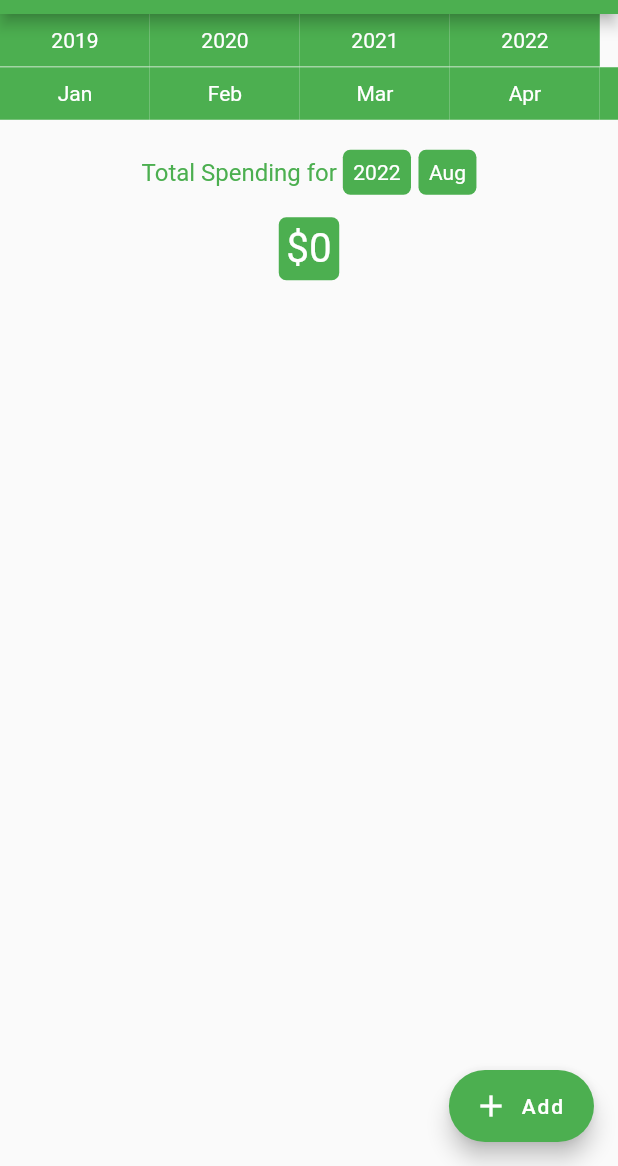
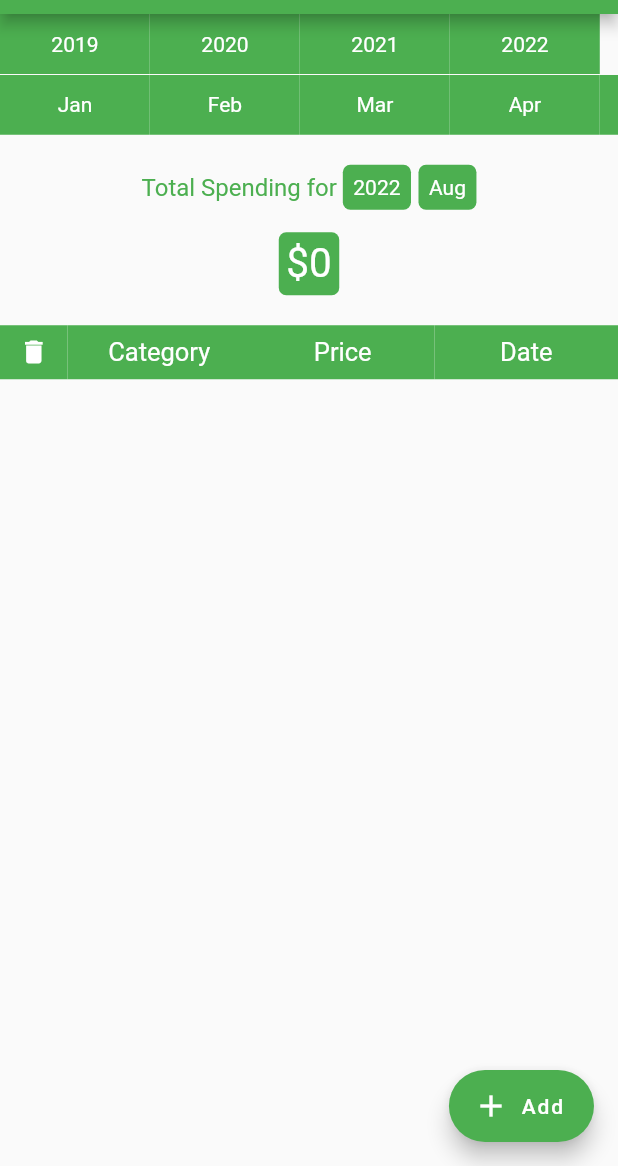
Before and after one commit to Moethantko/expenses_tracker, a Flutter app: the screen it shows after launch, on a phone screen of 412 x 824 dp, the part 70-1236 px from its top. Run offline on Flutter 3.47's test engine with Material 2 defaults, Android fonts, the phone set to English and light mode, and no system bars; our stand-ins replace cloud_firestore, firebase_core, rflutter_alert; missing offline and left inert: cloud_firestore_web, firebase_core_web; accounts and stored records are empty.

Commit message:
gesture detector for delete functionality working

```diff
--- a/lib/components/months_horizontal_list_view.dart
+++ b/lib/components/months_horizontal_list_view.dart
@@ -16,7 +16,7 @@ class _MonthsHorizontalListViewState extends State<MonthsHorizontalListView> {
   @override
   Widget build(BuildContext context) {
     return Container(
-      height: 35,
+      height: 40,
       alignment: Alignment.centerLeft,
       child: SingleChildScrollView(
         scrollDirection: Axis.horizontal,
--- /dev/null
+++ b/lib/components/table_row_data.dart
@@ -0,0 +1,144 @@
+import 'package:flutter/material.dart';
+import 'package:personal_expenses_tracker/helpers/firebase_helper.dart';
+import 'package:provider/provider.dart';
+
+import '../data/data.dart';
+
+class TableRowData extends StatelessWidget {
+  const TableRowData({
+    Key? key,
+    required this.id,
+    required this.category,
+    required this.price,
+    required this.date,
+    this.icon,
+    required this.containerColor,
+    required this.textColor,
+    required this.fontSize,
+    required this.containerPadding,
+  }) : super(key: key);
+
+  final String id;
+  final String category;
+  final String price;
+  final String date;
+  final Icon? icon;
+  final Color containerColor;
+  final Color textColor;
+  final double fontSize;
+  final double containerPadding;
+
+  @override
+  Widget build(BuildContext context) {
+    FirebaseHelper firebaseHelper = FirebaseHelper();
+
+    if (icon != null) {
+      return Row(
+        children: [
+          GestureDetector(
+            onTap: () {
+              firebaseHelper.deleteSelectedExpenseData(id);
+              Provider.of<Data>(context, listen: false)
+                  .updateTotalSpending(context);
+              Provider.of<Data>(context, listen: false)
+                  .updateAllYearsData(context);
+            },
+            child: Container(
+              width: 45,
+              alignment: Alignment.center,
+              color: containerColor,
+              padding: EdgeInsets.all(containerPadding),
+              child: const Icon(
+                Icons.delete_forever_rounded,
+                size: 20,
+                color: Colors.red,
+              ),
+            ),
+          ),
+          Expanded(
+            child: Container(
+              alignment: Alignment.center,
+              color: containerColor,
+              padding: EdgeInsets.all(containerPadding),
+              child: Text(
+                category,
+                style: TextStyle(color: textColor, fontSize: fontSize),
+              ),
+            ),
+          ),
+          Expanded(
+            child: Container(
+              alignment: Alignment.center,
+              color: containerColor,
+              padding: EdgeInsets.all(containerPadding),
+              child: Text(
+                price,
+                style: TextStyle(color: textColor, fontSize: fontSize),
+              ),
+            ),
+          ),
+          Expanded(
+            child: Container(
+              alignment: Alignment.center,
+              color: containerColor,
+              padding: EdgeInsets.all(containerPadding),
+              child: Text(
+                date,
+                style: TextStyle(color: textColor, fontSize: fontSize),
+              ),
+            ),
+          ),
+        ],
+      );
+    } else {
+      return Row(
+        children: [
+          Container(
+            width: 45,
+            alignment: Alignment.center,
+            color: containerColor,
+            padding: EdgeInsets.all(containerPadding),
+            child: const Icon(
+              Icons.delete,
+              size: 20,
+              color: Colors.white,
+            ),
+          ),
+          Expanded(
+            child: Container(
+              alignment: Alignment.center,
+              color: containerColor,
+              padding: EdgeInsets.all(containerPadding),
+              child: Text(
+                category,
+                style: TextStyle(color: textColor, fontSize: fontSize),
+              ),
+            ),
+          ),
+          Expanded(
+            child: Container(
+              alignment: Alignment.center,
+              color: containerColor,
+              padding: EdgeInsets.all(containerPadding),
+              child: Text(
+                price,
+                style: TextStyle(color: textColor, fontSize: fontSize),
+              ),
+            ),
+          ),
+          Expanded(
+            child: Container(
+              alignment: Alignment.center,
+              color: containerColor,
+              padding: EdgeInsets.all(containerPadding),
+              child: Text(
+                date,
+                style: TextStyle(color: textColor, fontSize: fontSize),
+              ),
+            ),
+          ),
+        ],
+      );
+    }
+  }
+}
--- a/lib/components/years_horizontal_list_view.dart
+++ b/lib/components/years_horizontal_list_view.dart
@@ -15,7 +15,7 @@ class _YearsHorizontalListViewState extends State<YearsHorizontalListView> {
   @override
   Widget build(BuildContext context) {
     return Container(
-      height: 35,
+      height: 40,
       alignment: Alignment.centerLeft,
       child: SingleChildScrollView(
         scrollDirection: Axis.horizontal,
--- a/lib/screens/home.dart
+++ b/lib/screens/home.dart
@@ -6,6 +6,7 @@ import 'package:personal_expenses_tracker/helpers/firebase_helper.dart';
 import 'package:provider/provider.dart';
 
 import '../components/expenses_table.dart';
+import '../components/table_row_data.dart';
 import '../data/data.dart';
 
 class HomeScreen extends StatefulWidget {
@@ -99,7 +100,23 @@ class _HomeScreen extends State<HomeScreen> {
               ),
             ),
           ),
+          const SizedBox(
+            height: 20,
+          ),
+          const TableRowData(
+            id: 'id',
+            category: 'Category',
+            price: 'Price',
+            date: 'Date',
+            containerColor: Colors.green,
+            textColor: Colors.white,
+            fontSize: 17,
+            containerPadding: 8,
+          ),
           const ExpensesTable(),
+          const SizedBox(
+            height: 20,
+          ),
         ],
       ),
       floatingActionButton: const AddExpenseForm(),
```
Also changed, not shown: lib/components/expenses_table.dart (+15 -110 lines).
